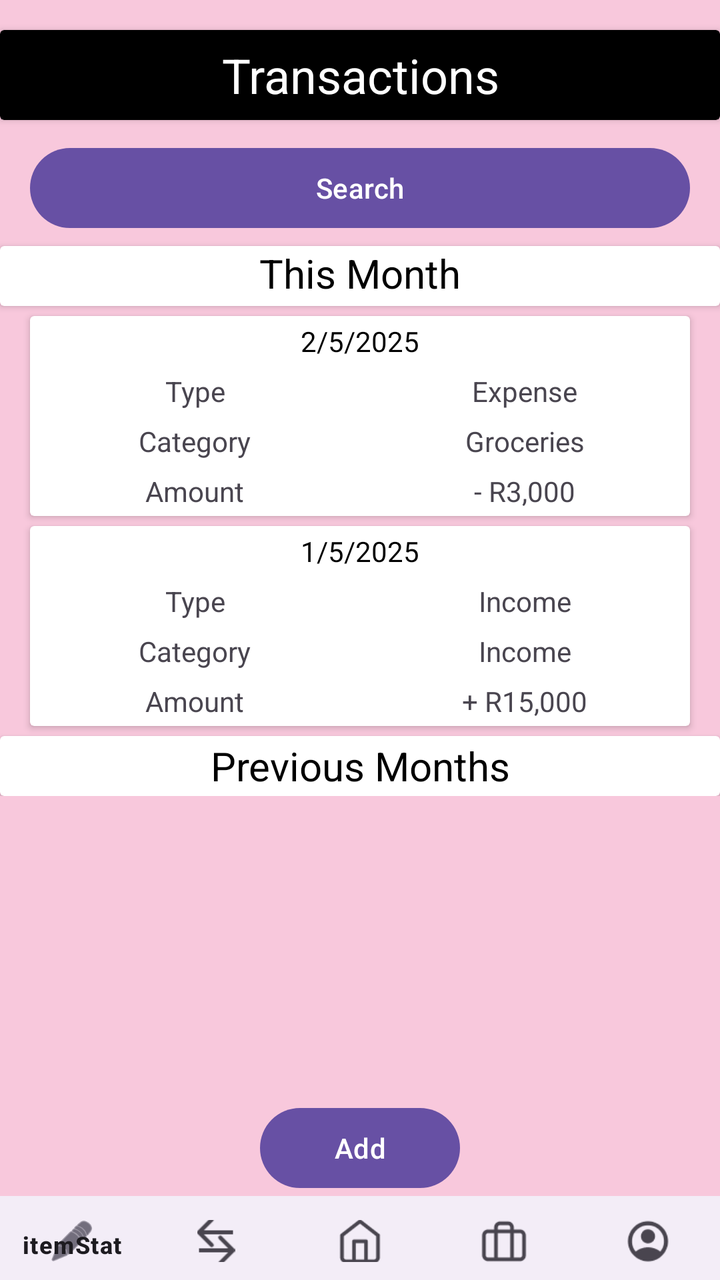
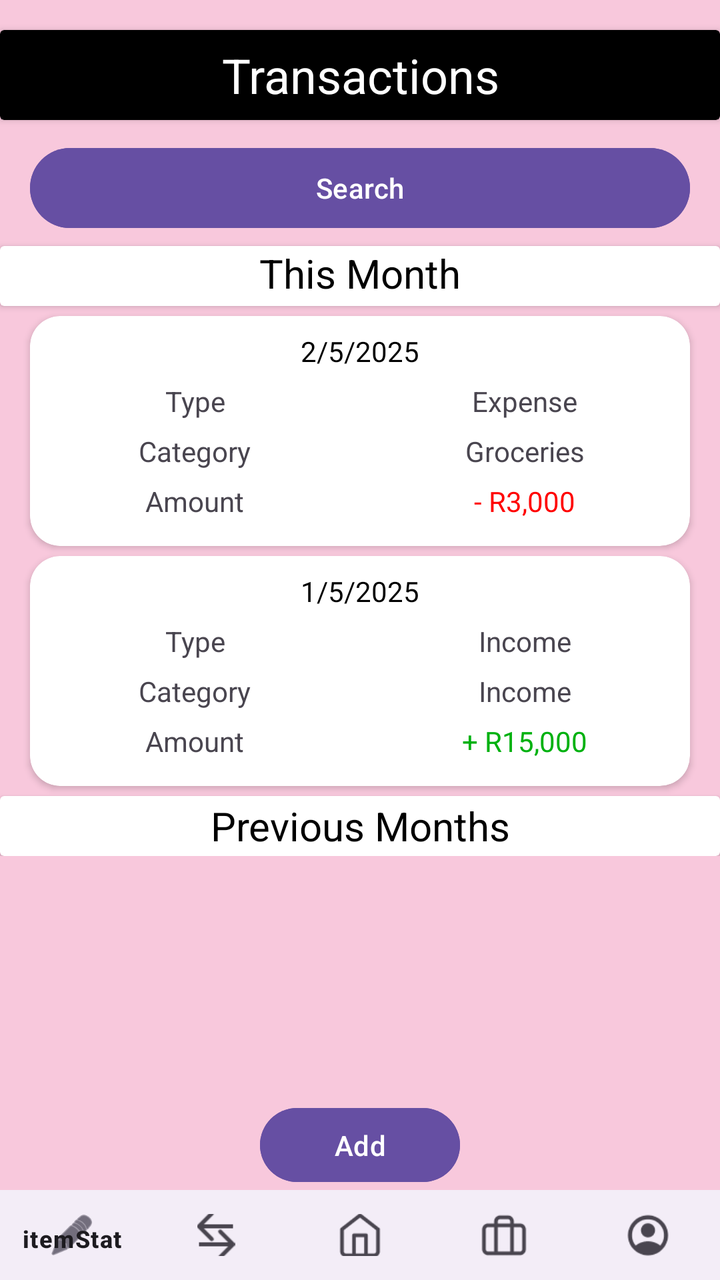

Two renders of the same Android screen: before a commit and after it. Below are the layout's source before the change and the commit's diff.
<!-- AndroidManifest.xml: application theme Theme.PiggyApp -->
<!-- res/layout/activity_transaction.xml -->
<?xml version="1.0" encoding="utf-8"?>
<androidx.constraintlayout.widget.ConstraintLayout xmlns:android="http://schemas.android.com/apk/res/android"
    xmlns:app="http://schemas.android.com/apk/res-auto"
    xmlns:tools="http://schemas.android.com/tools"
    android:id="@+id/main"
    android:layout_width="match_parent"
    android:layout_height="match_parent"
    android:background="@color/piggy_pink"
    tools:context=".transactionActivity">

    <LinearLayout
        android:id="@+id/linearLayout2"
        android:layout_width="0dp"
        android:layout_height="wrap_content"
        android:gravity="center_horizontal"
        android:orientation="vertical"
        app:layout_constraintEnd_toEndOf="parent"
        app:layout_constraintStart_toStartOf="parent"
        app:layout_constraintTop_toTopOf="parent">

        <Space
            android:layout_width="match_parent"
            android:layout_height="15dp" />

        <androidx.cardview.widget.CardView
            android:layout_width="match_parent"
            android:layout_height="45dp"
            app:cardBackgroundColor="@color/piggy_black">

            <TextView
                android:id="@+id/textView2"
                android:layout_width="match_parent"
                android:layout_height="match_parent"
                android:gravity="center_horizontal|center_vertical"
                android:text="Transactions"
                android:textColor="@color/piggy_white"
                android:textSize="24sp" />
        </androidx.cardview.widget.CardView>

        <Space
            android:layout_width="match_parent"
            android:layout_height="5dp" />

        <ScrollView
            android:layout_width="match_parent"
            android:layout_height="match_parent"
            android:layout_gravity="center_horizontal">

            <LinearLayout
                android:layout_width="match_parent"
                android:layout_height="wrap_content"
                android:orientation="vertical">

                <Space
                    android:layout_width="match_parent"
                    android:layout_height="5dp" />

                <Button
                    android:id="@+id/button3"
                    android:layout_width="330dp"
                    android:layout_height="wrap_content"
                    android:layout_gravity="center_horizontal"
                    android:gravity="center_horizontal|center_vertical"
                    android:text="Search" />

                <Space
                    android:layout_width="match_parent"
                    android:layout_height="5dp" />

                <androidx.cardview.widget.CardView
                    android:layout_width="match_parent"
                    android:layout_height="30dp">

                    <TextView
                        android:id="@+id/textView4"
                        android:layout_width="match_parent"
                        android:layout_height="match_parent"
                        android:gravity="center_horizontal"
                        android:text="This Month"
                        android:textColor="@color/piggy_black"
                        android:textSize="20sp" />
                </androidx.cardview.widget.CardView>

                <Space
                    android:layout_width="match_parent"
                    android:layout_height="5dp" />

                <androidx.cardview.widget.CardView
                    android:layout_width="330dp"
                    android:layout_height="100dp"
                    android:layout_gravity="center_horizontal">

                    <LinearLayout
                        android:layout_width="match_parent"
                        android:layout_height="match_parent"
                        android:orientation="vertical">

                        <TextView
                            android:id="@+id/textView14"
                            android:layout_width="match_parent"
                            android:layout_height="25dp"
                            android:gravity="center_horizontal|center_vertical"
                            android:text="2/5/2025"
                            android:textColor="@color/piggy_black" />

                        <LinearLayout
                            android:layout_width="match_parent"
                            android:layout_height="25dp"
                            android:orientation="horizontal">

                            <TextView
                                android:id="@+id/textView15"
                                android:layout_width="165dp"
                                android:layout_height="match_parent"
                                android:layout_weight="1"
                                android:gravity="center_horizontal|center_vertical"
                                android:text="Type" />

                            <TextView
                                android:id="@+id/textView16"
                                android:layout_width="165dp"
                                android:layout_height="match_parent"
                                android:layout_weight="1"
                                android:gravity="center_horizontal|center_vertical"
                                android:text="Expense" />
                        </LinearLayout>

                        <LinearLayout
                            android:layout_width="match_parent"
                            android:layout_height="25dp"
                            android:orientation="horizontal">

                            <TextView
                                android:id="@+id/textView8"
                                android:layout_width="165dp"
                                android:layout_height="match_parent"
                                android:layout_weight="1"
                                android:gravity="center_horizontal|center_vertical"
                                android:text="Category" />

                            <TextView
                                android:id="@+id/textView9"
                                android:layout_width="165dp"
                                android:layout_height="match_parent"
                                android:layout_weight="1"
                                android:gravity="center_horizontal|center_vertical"
                                android:text="Groceries" />
                        </LinearLayout>

                        <LinearLayout
                            android:layout_width="match_parent"
                            android:layout_height="25dp"
                            android:orientation="horizontal">

                            <TextView
                                android:id="@+id/textView6"
                                android:layout_width="165dp"
                                android:layout_height="match_parent"
                                android:gravity="center_horizontal|center_vertical"
                                android:text="Amount" />

                            <TextView
                                android:id="@+id/textView7"
                                android:layout_width="165dp"
                                android:layout_height="match_parent"
                                android:layout_weight="1"
                                android:gravity="center_horizontal|center_vertical"
                                android:text="- R3,000" />

                        </LinearLayout>

                    </LinearLayout>

                </androidx.cardview.widget.CardView>

                <Space
                    android:layout_width="match_parent"
                    android:layout_height="5dp" />

                <androidx.cardview.widget.CardView
                    android:layout_width="330dp"
                    android:layout_height="100dp"
                    android:layout_gravity="center_horizontal">

                    <LinearLayout
                        android:layout_width="match_parent"
                        android:layout_height="match_parent"
                        android:orientation="vertical">

                        <TextView
                            android:id="@+id/textView17"
                            android:layout_width="match_parent"
                            android:layout_height="25dp"
                            android:gravity="center_horizontal|center_vertical"
                            android:text="1/5/2025"
                            android:textColor="@color/piggy_black" />

                        <LinearLayout
                            android:layout_width="match_parent"
                            android:layout_height="25dp"
                            android:orientation="horizontal">

                            <TextView
                                android:id="@+id/textView18"
                                android:layout_width="165dp"
                                android:layout_height="match_parent"
                                android:layout_weight="1"
                                android:gravity="center_horizontal|center_vertical"
                                android:text="Type" />

                            <TextView
                                android:id="@+id/textView19"
                                android:layout_width="165dp"
                                android:layout_height="match_parent"
                                android:layout_weight="1"
                                android:gravity="center_horizontal|center_vertical"
                                android:text="Income" />
                        </LinearLayout>

                        <LinearLayout
                            android:layout_width="match_parent"
                            android:layout_height="25dp"
                            android:orientation="horizontal">

                            <TextView
                                android:id="@+id/textView20"
                                android:layout_width="165dp"
                                android:layout_height="match_parent"
                                android:layout_weight="1"
                                android:gravity="center_horizontal|center_vertical"
                                android:text="Category" />

                            <TextView
                                android:id="@+id/textView21"
                                android:layout_width="165dp"
                                android:layout_height="match_parent"
                                android:layout_weight="1"
                                android:gravity="center_horizontal|center_vertical"
                                android:text="Income" />
                        </LinearLayout>

                        <LinearLayout
                            android:layout_width="match_parent"
                            android:layout_height="25dp"
                            android:orientation="horizontal">

                            <TextView
                                android:id="@+id/textView22"
                                android:layout_width="165dp"
                                android:layout_height="match_parent"
                                android:gravity="center_horizontal|center_vertical"
                                android:text="Amount" />

                            <TextView
                                android:id="@+id/textView23"
                                android:layout_width="165dp"
                                android:layout_height="match_parent"
                                android:layout_weight="1"
                                android:gravity="center_horizontal|center_vertical"
                                android:text="+ R15,000" />

                        </LinearLayout>

                    </LinearLayout>

                </androidx.cardview.widget.CardView>

                <Space
                    android:layout_width="match_parent"
                    android:layout_height="5dp" />

                <androidx.cardview.widget.CardView
                    android:layout_width="match_parent"
                    android:layout_height="30dp" >

                    <TextView
                        android:id="@+id/textView27"
                        android:layout_width="match_parent"
                        android:layout_height="match_parent"
                        android:gravity="center_horizontal|center_vertical"
                        android:text="Previous Months"
                        android:textColor="@color/piggy_black"
                        android:textSize="20sp" />
                </androidx.cardview.widget.CardView>

            </LinearLayout>
        </ScrollView>

    </LinearLayout>

    <LinearLayout
        android:layout_width="match_parent"
        android:layout_height="90dp"
        android:gravity="center_horizontal"
        android:orientation="vertical"
        app:layout_constraintBottom_toBottomOf="parent">

        <Button
            android:id="@+id/button"
            android:layout_width="100dp"
            android:layout_height="wrap_content"
            android:text="Add" />

        <com.google.android.material.bottomnavigation.BottomNavigationView
            android:layout_width="match_parent"
            android:layout_height="45dp"
            app:menu="@menu/navigation_bar" />
    </LinearLayout>
</androidx.constraintlayout.widget.ConstraintLayout>
<!-- resources referenced by this layout -->
<resources>
  <color name="piggy_black">#000000</color>
  <color name="piggy_pink">#F8C8DC</color>
  <color name="piggy_white">#FFFFFF</color>
  <style name="Theme.PiggyApp" parent="Base.Theme.PiggyApp" />
  <style name="Base.Theme.PiggyApp" parent="Theme.Material3.DayNight.NoActionBar">
          
          
      </style>
</resources>

<!-- the commit's change to res/layout/activity_transaction.xml (unified diff, before → after) -->
@@ -60,8 +60,10 @@
                     android:layout_width="330dp"
                     android:layout_height="wrap_content"
                     android:layout_gravity="center_horizontal"
+                    android:backgroundTint="@color/piggy_purple"
                     android:gravity="center_horizontal|center_vertical"
-                    android:text="Search" />
+                    android:text="Search"
+                    android:textColor="@color/piggy_white" />
 
                 <Space
                     android:layout_width="match_parent"
@@ -87,14 +89,19 @@
 
                 <androidx.cardview.widget.CardView
                     android:layout_width="330dp"
-                    android:layout_height="100dp"
-                    android:layout_gravity="center_horizontal">
+                    android:layout_height="115dp"
+                    android:layout_gravity="center_horizontal"
+                    app:cardCornerRadius="15dp">
 
                     <LinearLayout
                         android:layout_width="match_parent"
                         android:layout_height="match_parent"
                         android:orientation="vertical">
 
+                        <Space
+                            android:layout_width="match_parent"
+                            android:layout_height="5dp" />
+
                         <TextView
                             android:id="@+id/textView14"
                             android:layout_width="match_parent"
@@ -123,6 +130,7 @@
                                 android:layout_weight="1"
                                 android:gravity="center_horizontal|center_vertical"
                                 android:text="Expense" />
+
                         </LinearLayout>
 
                         <LinearLayout
@@ -165,9 +173,15 @@
                                 android:layout_height="match_parent"
                                 android:layout_weight="1"
                                 android:gravity="center_horizontal|center_vertical"
-                                android:text="- R3,000" />
-
-                        </LinearLayout>
+                                android:text="- R3,000"
+                                android:textColor="@color/piggy_red" />
+
+                        </LinearLayout>
+
+                        <Space
+                            android:layout_width="match_parent"
+                            android:layout_height="10dp"
+                            android:layout_weight="1" />
 
                     </LinearLayout>
 
@@ -179,14 +193,19 @@
 
                 <androidx.cardview.widget.CardView
                     android:layout_width="330dp"
-                    android:layout_height="100dp"
-                    android:layout_gravity="center_horizontal">
+                    android:layout_height="115dp"
+                    android:layout_gravity="center_horizontal"
+                    app:cardCornerRadius="15dp">
 
                     <LinearLayout
                         android:layout_width="match_parent"
                         android:layout_height="match_parent"
                         android:orientation="vertical">
 
+                        <Space
+                            android:layout_width="match_parent"
+                            android:layout_height="5dp" />
+
                         <TextView
                             android:id="@+id/textView17"
                             android:layout_width="match_parent"
@@ -257,9 +276,14 @@
                                 android:layout_height="match_parent"
                                 android:layout_weight="1"
                                 android:gravity="center_horizontal|center_vertical"
-                                android:text="+ R15,000" />
-
-                        </LinearLayout>
+                                android:text="+ R15,000"
+                                android:textColor="@color/piggy_green" />
+
+                        </LinearLayout>
+
+                        <Space
+                            android:layout_width="match_parent"
+                            android:layout_height="10dp" />
 
                     </LinearLayout>
 
@@ -271,7 +295,7 @@
 
                 <androidx.cardview.widget.CardView
                     android:layout_width="match_parent"
-                    android:layout_height="30dp" >
+                    android:layout_height="30dp">
 
                     <TextView
                         android:id="@+id/textView27"
@@ -298,8 +322,13 @@
         <Button
             android:id="@+id/button"
             android:layout_width="100dp"
-            android:layout_height="wrap_content"
-            android:text="Add" />
+            android:layout_height="45dp"
+            android:layout_gravity="center_horizontal|center_vertical"
+            android:backgroundTint="@color/piggy_purple"
+            android:gravity="center_horizontal|center_vertical"
+            android:text="Add"
+            android:textAlignment="center"
+            android:textColor="@color/piggy_white" />
 
         <com.google.android.material.bottomnavigation.BottomNavigationView
             android:layout_width="match_parent"
<!-- resource entries referenced after the edit -->
@@ -1,7 +1,10 @@
 <!-- resources referenced by this layout -->
 <resources>
   <color name="piggy_black">#000000</color>
+  <color name="piggy_green">#00B110</color>
   <color name="piggy_pink">#F8C8DC</color>
+  <color name="piggy_purple">#664FA3</color>
+  <color name="piggy_red">#FF0000</color>
   <color name="piggy_white">#FFFFFF</color>
   <style name="Theme.PiggyApp" parent="Base.Theme.PiggyApp" />
   <style name="Base.Theme.PiggyApp" parent="Theme.Material3.DayNight.NoActionBar">
